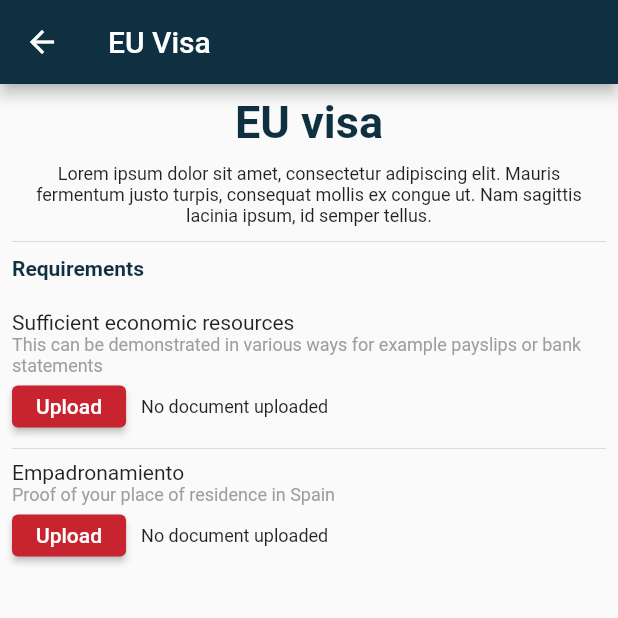
After one commit to bobcop88/law-client-app, a Flutter app: the EuVisaPage screen opened directly, on a phone screen of 412 x 824 dp, the top half of it. The commit adds this screen. Run offline on Flutter 3.47's test engine with Material 2 defaults, Android fonts, the phone set to English and light mode, and no system bars; our stand-ins replace cloud_firestore, email_validator, firebase_auth, firebase_core, flutter_native_splash, salomon_bottom_bar; accounts and stored records are empty; generated files the repository leaves out were written again.

Commit message:
client-app

```diff
--- a/lib/main.dart
+++ b/lib/main.dart
@@ -30,6 +30,7 @@ class MyApp extends StatelessWidget {
         primaryColor: Color.fromRGBO(242, 242, 242, 1),
         elevatedButtonTheme: ElevatedButtonThemeData(
           style: ButtonStyle(
+            visualDensity: VisualDensity.compact,
             backgroundColor:
                 MaterialStateProperty.all(Color.fromRGBO(200, 36, 47, 1)),
           ),
--- /dev/null
+++ b/lib/pages/app_pages/services/immigration/eu_visa_page.dart
@@ -0,0 +1,139 @@
+import 'package:flutter/material.dart';
+
+class EuVisaPage extends StatefulWidget {
+  const EuVisaPage({Key? key}) : super(key: key);
+
+  @override
+  State<EuVisaPage> createState() => _EuVisaPageState();
+}
+
+class _EuVisaPageState extends State<EuVisaPage> {
+  @override
+  Widget build(BuildContext context) {
+    return Scaffold(
+      appBar: AppBar(
+        backgroundColor: const Color.fromRGBO(15, 48, 65, 1),
+        title: const Text('EU Visa'),
+      ),
+      body: Padding(
+        padding: const EdgeInsets.all(8.0),
+        child: Column(
+          children: [
+            Row(
+              mainAxisAlignment: MainAxisAlignment.center,
+              children: [
+                Text(
+                  'EU visa',
+                  style: TextStyle(
+                      fontSize: 30.0,
+                      fontWeight: FontWeight.bold,
+                      color: Color.fromRGBO(15, 48, 65, 1)),
+                ),
+              ],
+            ),
+            const SizedBox(
+              height: 10.0,
+            ),
+            Row(
+              children: [
+                Expanded(
+                  child: Text(
+                    'Lorem ipsum dolor sit amet, consectetur adipiscing elit. Mauris fermentum justo turpis, consequat mollis ex congue ut. Nam sagittis lacinia ipsum, id semper tellus.',
+                    style: TextStyle(fontSize: 12.0),
+                    textAlign: TextAlign.center,
+                  ),
+                ),
+              ],
+            ),
+            const Divider(
+              height: 20.0,
+            ),
+            Row(
+              children: [
+                Text(
+                  'Requirements',
+                  style: TextStyle(
+                    color: Color.fromRGBO(15, 48, 65, 1),
+                    fontWeight: FontWeight.bold,
+                  ),
+                ),
+              ],
+            ),
+            const SizedBox(
+              height: 20.0,
+            ),
+            Row(
+              children: [
+                Expanded(
+                  child: Column(
+                    crossAxisAlignment: CrossAxisAlignment.start,
+                    children: [
+                      Text(
+                        'Sufficient economic resources',
+                      ),
+                      Text(
+                        'This can be demonstrated in various ways for example payslips or bank statements',
+                        style: TextStyle(fontSize: 12.0, color: Colors.grey),
+                      ),
+                      Row(
+                        children: [
+                          ElevatedButton(
+                            onPressed: () {},
+                            style: ButtonStyle(
+                                visualDensity: VisualDensity.compact),
+                            child: Text('Upload'),
+                          ),
+                          const SizedBox(
+                            width: 10.0,
+                          ),
+                          Text(
+                            'No document uploaded',
+                            style: TextStyle(fontSize: 12.0),
+                          ),
+                        ],
+                      )
+                    ],
+                  ),
+                ),
+              ],
+            ),
+            Divider(),
+            Row(
+              children: [
+                Expanded(
+                  child: Column(
+                    crossAxisAlignment: CrossAxisAlignment.start,
+                    children: [
+                      Text(
+                        'Empadronamiento',
+                      ),
+                      Text(
+                        'Proof of your place of residence in Spain',
+                        style: TextStyle(fontSize: 12.0, color: Colors.grey),
+                      ),
+                      Row(
+                        children: [
+                          ElevatedButton(
+                            onPressed: () {},
+                            child: Text('Upload'),
+                          ),
+                          const SizedBox(
+                            width: 10.0,
+                          ),
+                          Text(
+                            'No document uploaded',
+                            style: TextStyle(fontSize: 12.0),
+                          ),
+                        ],
+                      )
+                    ],
+                  ),
+                ),
+              ],
+            ),
+          ],
+        ),
+      ),
+    );
+  }
+}
```
Also changed, not shown: lib/pages/app_pages/chat/chat_main_page.dart (added, +208 -0 lines), lib/pages/app_pages/services/immigration_page.dart (+7 -2 lines), lib/pages/homepage/home_page.dart (+7 -1 lines), lib/utils/chat/chat_class.dart (added, +23 -0 lines), lib/utils/chat/database_chat.dart (added, +43 -0 lines).
